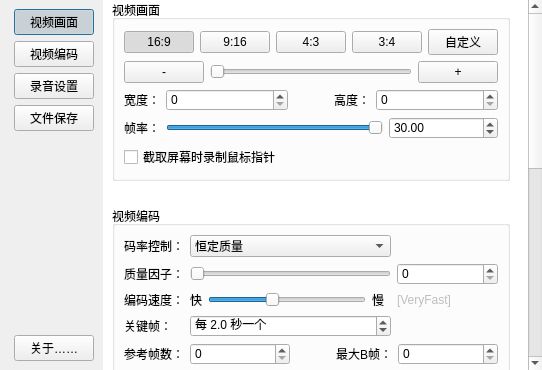
First picture: the form in DialogSetting.ui, repository guee/GueeRecorder, before the edit.
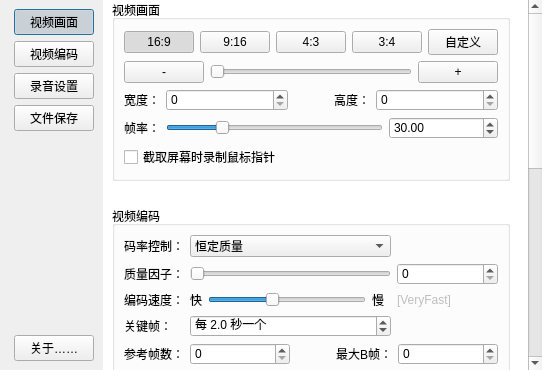
Second picture: the form after the edit. Custom widgets are drawn as their Qt base class.

```diff
--- a/DialogSetting.ui
+++ b/DialogSetting.ui
@@ -145,7 +145,7 @@
       <property name="geometry">
        <rect>
         <x>0</x>
-        <y>-120</y>
+        <y>-60</y>
         <width>436</width>
         <height>961</height>
        </rect>
@@ -376,7 +376,7 @@
                <number>1</number>
               </property>
               <property name="maximum">
-               <number>30</number>
+               <number>120</number>
               </property>
               <property name="value">
                <number>30</number>
```
Left out of the diff: 2 changed lines with no effect on the pictures.
